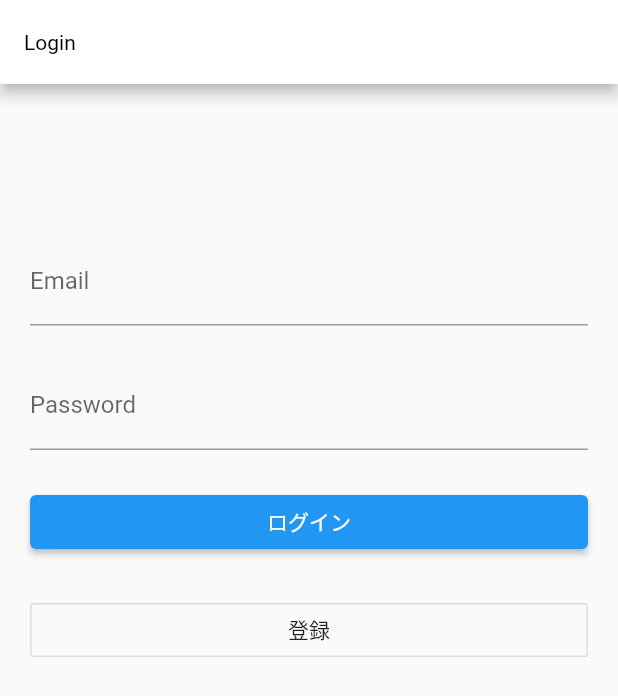
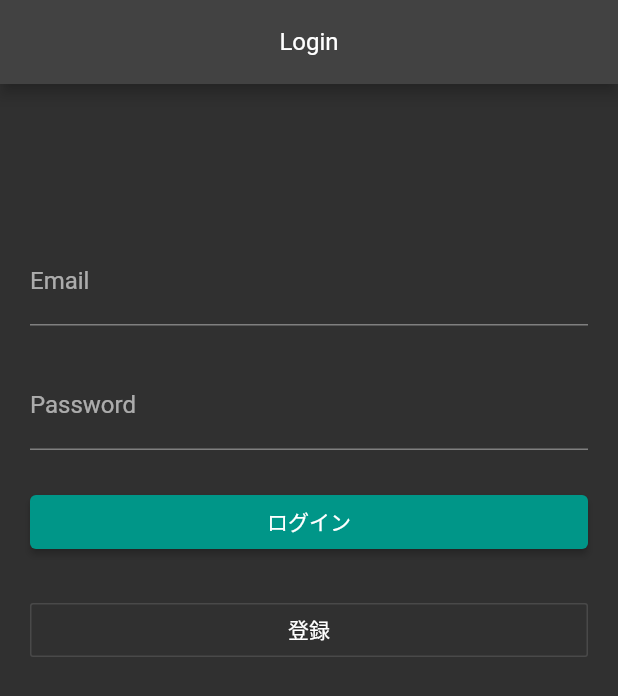
Before and after one commit to dshukertjr/supabase-chat, a Flutter app: the screen it shows after launch, on a phone screen of 412 x 824 dp. Shown: the top 696 px of the screen. Run offline on Flutter 3.47's test engine with Material 2 defaults, Android fonts, the phone set to English and light mode, and no system bars; our stand-ins replace supabase; accounts and stored records are empty.

Commit message:
changed theme

```diff
--- a/lib/main.dart
+++ b/lib/main.dart
@@ -10,19 +10,19 @@ class MyApp extends StatelessWidget {
   Widget build(BuildContext context) {
     return MaterialApp(
       title: 'Sinple Chat App',
-      theme: ThemeData(
-        primarySwatch: Colors.blue,
+      theme: ThemeData.dark().copyWith(
         visualDensity: VisualDensity.adaptivePlatformDensity,
         appBarTheme: const AppBarTheme(
-          color: Colors.white,
-          iconTheme: IconThemeData(
-            color: Colors.black,
-          ),
+          centerTitle: true,
           textTheme: TextTheme(
             headline6: TextStyle(
-              color: Colors.black,
+              fontSize: 16,
             ),
           ),
+        ),
+        accentColor: Colors.teal,
+        elevatedButtonTheme: ElevatedButtonThemeData(
+          style: ElevatedButton.styleFrom(primary: Colors.teal),
         ),
       ),
       home: SplashPage(),
```
